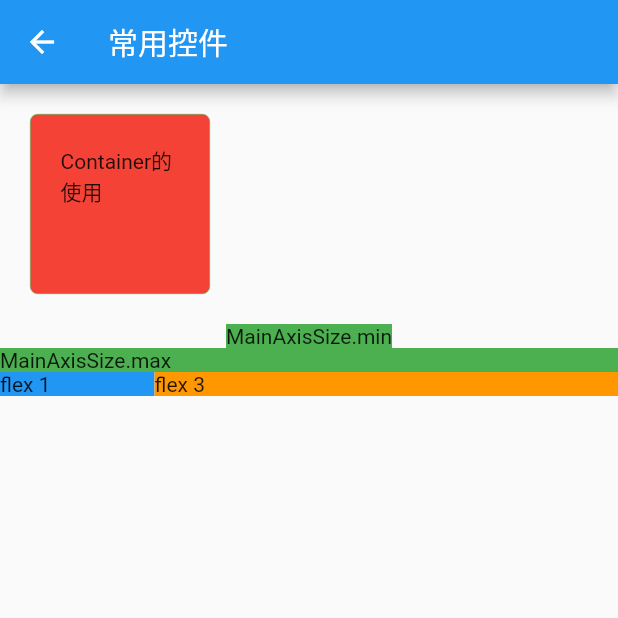
After one commit to lujianzhi/FlutterSummary, a Flutter app: the screen it shows after launch, after a tap on "常用控件", on a phone screen of 412 x 824 dp, the top half of it. The commit adds this screen. Run offline on Flutter 3.47's test engine with Material 2 defaults, Android fonts, the light colour scheme and no system bars.

Commit message:
路由、常用组件

```diff
--- a/lib/home/home_item_data.dart
+++ b/lib/home/home_item_data.dart
@@ -1,6 +1,9 @@
+import 'package:flutter/material.dart';
+
 class HomeItemData {
   String title;
   String route;
+  Widget widget;
 
-  HomeItemData(this.title, this.route);
+  HomeItemData(this.title, this.route, this.widget);
 }
--- a/lib/home/home_page.dart
+++ b/lib/home/home_page.dart
@@ -1,13 +1,17 @@
 import 'package:flutter/material.dart';
 import 'package:flutter_summary/home/home_item_data.dart';
 import 'package:flutter_summary/lifecycle/lifecycle_page.dart';
+import 'package:flutter_summary/normal_widget/normal_widget_page.dart';
+import 'package:flutter_summary/route_jump/route_jump_page.dart';
 import 'package:flutter_summary/thread/multi_thread_page.dart';
 import 'package:flutter_summary/thread/single_thread_page.dart';
 
 final listData = <HomeItemData>[
-  HomeItemData("单线程模型及future", "single_thread"),
-  HomeItemData("多线程", "multi_thread"),
-  HomeItemData("生命周期", "lifecycle_test"),
+  HomeItemData("单线程模型及future", "single_thread", const SingleThreadPage()),
+  HomeItemData("多线程", "multi_thread", const MultiThreadPage()),
+  HomeItemData("生命周期", "lifecycle_test", const Lifecycle()),
+  HomeItemData("常用控件", "normal_widget", const NormalWidgetPage()),
+  HomeItemData("路由跳转", "route_jump", const RouteJumpPage()),
 ];
 
 class Home extends StatelessWidget {
@@ -20,9 +24,11 @@ class Home extends StatelessWidget {
         primarySwatch: Colors.blue,
       ),
       routes: {
-        listData[0].route: (context) => const SingleThreadPage(),
-        listData[1].route: (context) => const MultiThreadPage(),
-        listData[2].route: (context) => const Lifecycle(),
+        listData[0].route: (context) => listData[0].widget,
+        listData[1].route: (context) => listData[1].widget,
+        listData[2].route: (context) => listData[2].widget,
+        listData[3].route: (context) => listData[3].widget,
+        listData[4].route: (context) => listData[4].widget,
       },
       home: const HomeStates(),
     );
--- a/lib/lifecycle/lifecycle_page.dart
+++ b/lib/lifecycle/lifecycle_page.dart
@@ -4,10 +4,10 @@ class Lifecycle extends StatefulWidget {
   const Lifecycle({super.key});
 
   @override
-  State<StatefulWidget> createState() => LifecycleState();
+  State<StatefulWidget> createState() => _LifecycleState();
 }
 
-class LifecycleState extends State<Lifecycle> {
+class _LifecycleState extends State<Lifecycle> {
   String _initText = "初始化页面的生命周期调用：\n";
   String _setStateText = "setState后的生命周期调用：\n";
 
--- /dev/null
+++ b/lib/normal_widget/normal_widget_page.dart
@@ -0,0 +1,93 @@
+import 'package:flutter/material.dart';
+
+class NormalWidgetPage extends StatefulWidget {
+  const NormalWidgetPage({super.key});
+
+  @override
+  State<StatefulWidget> createState() => _NormalWidgetState();
+}
+
+class _NormalWidgetState extends State<NormalWidgetPage> {
+  Widget _expanded() {
+    return Row(
+      mainAxisSize: MainAxisSize.min,
+      children: [
+        Expanded(
+          flex: 1,
+          child: Container(
+            decoration: const BoxDecoration(color: Colors.blue),
+            child: const Text("flex 1"),
+          ),
+        ),
+        Expanded(
+          flex: 3,
+          child: Container(
+            decoration: const BoxDecoration(color: Colors.orange),
+            child: const Text("flex 3"),
+          ),
+        ),
+      ],
+    );
+  }
+
+  Widget _mainAxisSize() {
+    return Column(
+      children: [
+        Container(
+          decoration: const BoxDecoration(
+            color: Colors.green,
+          ),
+          child: Row(
+            mainAxisSize: MainAxisSize.min,
+            children: const [
+              Text("MainAxisSize.min"),
+            ],
+          ),
+        ),
+        Container(
+          decoration: const BoxDecoration(
+            color: Colors.green,
+          ),
+          child: Row(
+            mainAxisSize: MainAxisSize.max,
+            children: const [
+              Text("MainAxisSize.max"),
+            ],
+          ),
+        ),
+      ],
+    );
+  }
+
+  Widget _container() {
+    return Container(
+      padding: const EdgeInsets.all(20),
+      margin: const EdgeInsets.all(20),
+      width: 120,
+      height: 120,
+      decoration: BoxDecoration(
+        borderRadius: const BorderRadius.all(Radius.circular(5)),
+        border: Border.all(color: Colors.green, width: 0.4),
+        color: Colors.red,
+      ),
+      child: const Text("Container的使用"),
+    );
+  }
+
+  @override
+  Widget build(BuildContext context) {
+    return Scaffold(
+      appBar: AppBar(
+        title: Text(ModalRoute.of(context)?.settings.arguments as String),
+      ),
+      body: Column(
+        crossAxisAlignment: CrossAxisAlignment.start,
+        children: [
+          _container(),
+          _mainAxisSize(),
+          _expanded(),
+        ],
+      ),
+    );
+  }
+}
--- a/lib/thread/multi_thread_page.dart
+++ b/lib/thread/multi_thread_page.dart
@@ -9,10 +9,10 @@ class MultiThreadPage extends StatefulWidget {
   const MultiThreadPage({super.key});
 
   @override
-  State<MultiThreadPage> createState() => MultiThreadState();
+  State<MultiThreadPage> createState() => _MultiThreadState();
 }
 
-class MultiThreadState extends State<MultiThreadPage> {
+class _MultiThreadState extends State<MultiThreadPage> {
   _startIsolateV3() {
     ReceivePort receivePort = ReceivePort();
     Isolate.spawn(entryPoint, receivePort.sendPort);
```
Also changed, not shown: lib/route_jump/page/a_page.dart (added, +31 -0 lines), lib/route_jump/page/b_page.dart (added, +23 -0 lines), lib/route_jump/page/c_page.dart (added, +29 -0 lines), lib/route_jump/page/d_page.dart (added, +23 -0 lines), lib/route_jump/route_jump_page.dart (added, +87 -0 lines).
